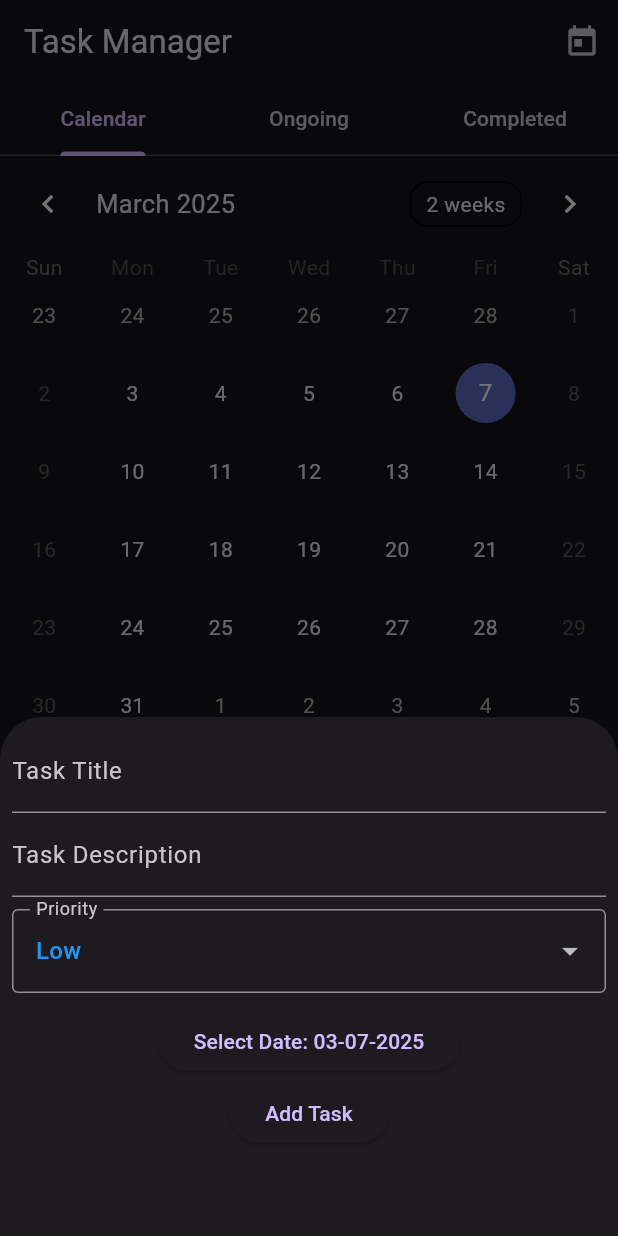
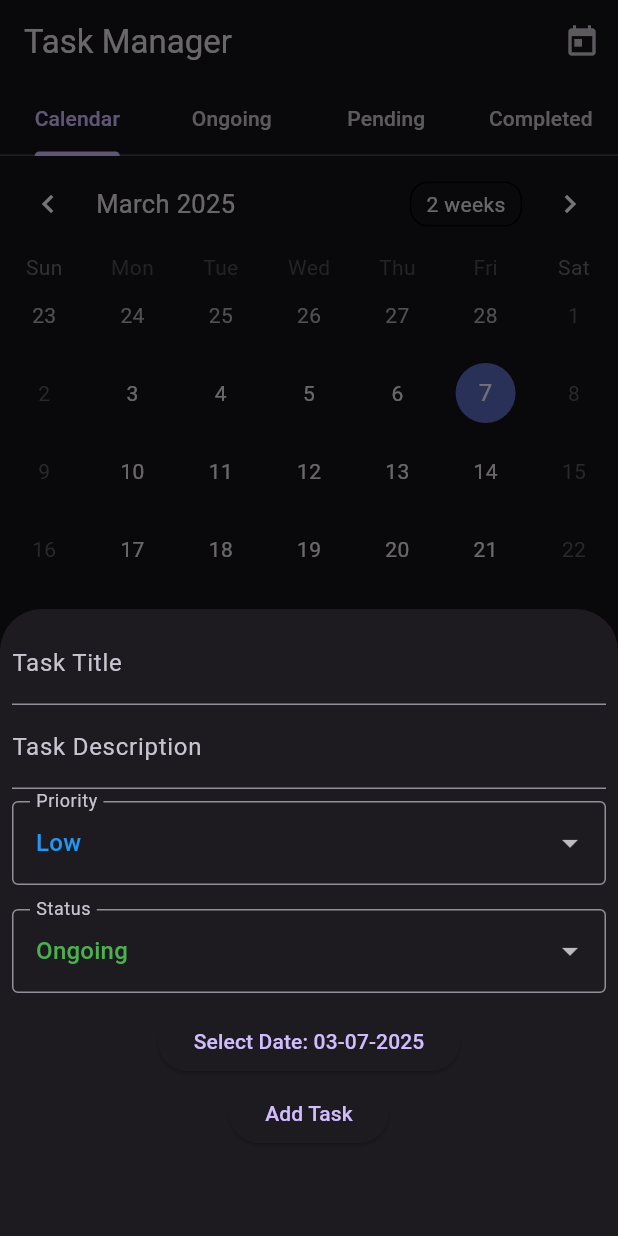
Before and after one commit to rchai12/calendarapp, a Flutter app: the screen it shows after launch, after a tap on the "add" icon, on a phone screen of 412 x 824 dp. Run offline on Flutter 3.47's test engine with Material 3 defaults, Android fonts, the phone set to English and light mode, and no system bars; drawn by our look-alikes of table_calendar.

Commit message:
made task status an enum, refactored code to fit the three status, still has bug with all dots showing on all dates when you select a date that has a task

```diff
--- a/lib/main.dart
+++ b/lib/main.dart
@@ -26,14 +26,35 @@ enum PriorityLabel {
   );
 }
 
+enum TaskStatus {
+  ongoing('Ongoing', Colors.green),
+  pending('Pending', Colors.limeAccent),
+  completed('Completed', Colors.blueGrey);
+
+  const TaskStatus(this.label, this.color);
+  final String label;
+  final Color color;
+
+  static final List<DropdownMenuEntry<TaskStatus>> entries = UnmodifiableListView<DropdownMenuEntry<TaskStatus>>(
+    values.map<DropdownMenuEntry<TaskStatus>>(
+      (TaskStatus status) => DropdownMenuEntry<TaskStatus>(
+        value: status,
+        label: status.label,
+        enabled: status.label != 'Grey',
+        style: MenuItemButton.styleFrom(foregroundColor: status.color),
+      ),
+    ),
+  );
+}
+
 class Task {
   String _title;
   String _description;
-  bool _status;
+  TaskStatus _status;
   PriorityLabel _priority = PriorityLabel.low;
   DateTime _date;
 
-  Task({required String title, required String description, bool status = false, required PriorityLabel priority, required DateTime date,})
+  Task({required String title, required String description, TaskStatus status = TaskStatus.ongoing, required PriorityLabel priority, required DateTime date,})
       : _title = title,
         _description = description,
         _status = status,
@@ -42,14 +63,14 @@ class Task {
 
   String get title => _title;
   String get description => _description;
-  bool get status => _status;
+  TaskStatus get status => _status;
   PriorityLabel get priority => _priority;
   DateTime get date => _date;
 
   void setTitle(String title) => _title = title;
   void setDescription(String description) => _description = description;
-  void toggleStatus() => _status = !_status;
   void setPriority(PriorityLabel priority) => _priority = priority;
+  void setStatus(TaskStatus status) => _status = status;
   void setDate(DateTime date) => _date = DateTime(date.year, date.month, date.day);
 }
 
@@ -77,11 +98,12 @@ class _TaskScreenState extends State<TaskScreen> with SingleTickerProviderStateM
   DateTime _date = DateTime(DateTime.now().year, DateTime.now().month, DateTime.now().day);
   late TabController _tabController;
   late Map<DateTime, List<Task>> _tasksByDate = {};
+  TaskStatus _selectedTaskStatus = TaskStatus.ongoing;
 
   @override
   void initState() {
     super.initState();
-    _tabController = TabController(length: 3, vsync: this);
+    _tabController = TabController(length: 4, vsync: this);
     _tasksByDate = {};
 
     _tabController.addListener(() {
@@ -97,6 +119,16 @@ class _TaskScreenState extends State<TaskScreen> with SingleTickerProviderStateM
     super.dispose();
   }
 
+  void _toggleTaskStatus(DateTime taskDate, int taskIndex) {
+    setState(() {
+      final taskList = _tasksByDate[taskDate];
+      if (taskList != null && taskIndex >= 0 && taskIndex < taskList.length) {
+        Task task = taskList[taskIndex];
+        task.setStatus(TaskStatus.values[(task.status.index + 1) % TaskStatus.values.length]);
+        _sortTasksByPriority(taskDate);
+      }
+    });
+  }
 
   void _selectDate(BuildContext context) async {
     final DateTime? picked = await showDatePicker(
@@ -190,6 +222,27 @@ class _TaskScreenState extends State<TaskScreen> with SingleTickerProviderStateM
                     ),
                   ),
                 ),
+                Padding(
+                  padding: const EdgeInsets.symmetric(vertical: 8.0),
+                  child: DropdownButtonFormField<TaskStatus>(
+                    value: _selectedTaskStatus,
+                    items: TaskStatus.values.map((TaskStatus status) {
+                      return DropdownMenuItem<TaskStatus>(
+                        value: status,
+                        child: Text(status.label, style: TextStyle(color: status.color)),
+                      );
+                    }).toList(),
+                    onChanged: (TaskStatus? newStatus) {
+                      setState(() {
+                        _selectedTaskStatus = newStatus!;
+                      });
+                    },
+                    decoration: InputDecoration(
+                      labelText: 'Status',
+                      border: OutlineInputBorder(),
+                    ),
+                  ),
+                ),
                 ElevatedButton(
                   onPressed: () => _selectDate(context),
                   child: Text('Select Date: ${DateFormat('MM-dd-yyyy').format(_date)}'),
@@ -225,16 +278,6 @@ class _TaskScreenState extends State<TaskScreen> with SingleTickerProviderStateM
     );
   }
 
-
-  void _toggleTaskStatus(DateTime taskDate, int taskIndex) {
-    setState(() {
-      final taskList = _tasksByDate[taskDate];
-      if (taskList != null && taskIndex >= 0 && taskIndex < taskList.length) {
-        taskList[taskIndex].toggleStatus();
-        _sortTasksByPriority(taskDate);
-      }
-    });
-  }
 
   void _deleteTask(DateTime taskDate, int taskIndex) {
     setState(() {
@@ -293,6 +336,27 @@ class _TaskScreenState extends State<TaskScreen> with SingleTickerProviderStateM
                     ),
                   ),
                 ),
+                Padding(
+                  padding: const EdgeInsets.symmetric(vertical: 8.0),
+                  child: DropdownButtonFormField<TaskStatus>(
+                    value: _selectedTaskStatus,
+                    items: TaskStatus.values.map((TaskStatus status) {
+                      return DropdownMenuItem<TaskStatus>(
+                        value: status,
+                        child: Text(status.label, style: TextStyle(color: status.color)),
+                      );
+                    }).toList(),
+                    onChanged: (TaskStatus? newStatus) {
+                      setState(() {
+                        _selectedTaskStatus = newStatus!;
+                      });
+                    },
+                    decoration: InputDecoration(
+                      labelText: 'Status',
+                      border: OutlineInputBorder(),
+                    ),
+                  ),
+                ),
                 ElevatedButton(
                   onPressed: () => _selectDate(context),
                   child: Text('Select Date: ${DateFormat('MM-dd-yyyy').format(_date)}'),
@@ -306,17 +370,13 @@ class _TaskScreenState extends State<TaskScreen> with SingleTickerProviderStateM
     );
   }
 
-  List<Task> _getTasksByStatus(bool isCompleted) {
-    return _tasksByDate[_date]?.where((task) => task.status == isCompleted).toList() ?? [];
-  }
-
   void _resetToToday() {
     setState(() {
       _date = DateTime(DateTime.now().year, DateTime.now().month, DateTime.now().day);
     });
   }
 
-  List<Task> _getAllTasksByStatus(bool isCompleted) {
+  List<Task> _getAllTasksByStatus(TaskStatus isCompleted) {
     List<Task> allTasks = [];
     _tasksByDate.forEach((date, tasks) {
       allTasks.addAll(tasks.where((task) => task.status == isCompleted));
@@ -324,11 +384,17 @@ class _TaskScreenState extends State<TaskScreen> with SingleTickerProviderStateM
     return allTasks;
   }
 
+  List<Task> _getAllNotCompletedTasks(TaskStatus isCompleted) {
+    return _tasksByDate[_date]?.where((task) => task.status != isCompleted).toList() ?? [];
+  }
+
+
   @override
   Widget build(BuildContext context) {
-    var ongoingTasks = _getTasksByStatus(false);
-    final completedTasks = _getAllTasksByStatus(true);
-    final allOngoingTasks = _getAllTasksByStatus(false);
+    var goingTasks = _getAllNotCompletedTasks(TaskStatus.completed);
+    final completedTasks = _getAllTasksByStatus(TaskStatus.completed);
+    final allOngoingTasks = _getAllTasksByStatus(TaskStatus.ongoing);
+    final allPendingTasks = _getAllTasksByStatus(TaskStatus.pending);
 
     return Scaffold(
       appBar: AppBar(
@@ -344,6 +410,7 @@ class _TaskScreenState extends State<TaskScreen> with SingleTickerProviderStateM
           tabs: [
             Tab(text: 'Calendar'),
             Tab(text: 'Ongoing'),
+            Tab(text: 'Pending'),
             Tab(text: 'Completed'),
           ],
         ),
@@ -365,9 +432,8 @@ class _TaskScreenState extends State<TaskScreen> with SingleTickerProviderStateM
                 },
                 calendarBuilders: CalendarBuilders(
                   markerBuilder: (context, date, events) {
-                    final localDate = DateTime(date.year, date.month, date.day);
-                    ongoingTasks = _tasksByDate[localDate]?.where((task) => !task.status).toList() ?? [];
-                    if (ongoingTasks?.isNotEmpty ?? false) {
+                    goingTasks = _tasksByDate[_date]?.where((task) => task.status != TaskStatus.completed).toList() ?? [];
+                    if (goingTasks?.isNotEmpty ?? false) {
                       return Positioned(
                         bottom: 1,
                         child: CircleAvatar(
@@ -382,13 +448,13 @@ class _TaskScreenState extends State<TaskScreen> with SingleTickerProviderStateM
               ),
               Expanded(
                 child: ListView.builder(
-                  itemCount: ongoingTasks.length,
+                  itemCount: goingTasks.length,
                   itemBuilder: (context, index) {
-                    final task = ongoingTasks[index];
+                    final task = goingTasks[index];
                     return ListTile(
                       onTap: () => _editTask(task),
                       leading: IconButton(
-                        icon: Icon(task.status ? Icons.radio_button_checked : Icons.radio_button_unchecked),
+                        icon: Icon(task.status != TaskStatus.completed ? Icons.radio_button_checked : Icons.radio_button_unchecked),
                         onPressed: () => _toggleTaskStatus(_date, index),
                       ),
                       title: Text(task.title),
@@ -408,7 +474,22 @@ class _TaskScreenState extends State<TaskScreen> with SingleTickerProviderStateM
               return ListTile(
                 onTap: () => _editTask(task),
                 leading: IconButton(
-                  icon: Icon(task.status ? Icons.radio_button_checked : Icons.radio_button_unchecked),
+                  icon: Icon(task.status == TaskStatus.ongoing ? Icons.radio_button_checked : Icons.radio_button_unchecked),
+                  onPressed: () => _toggleTaskStatus(task.date, _tasksByDate[task.date]?.indexOf(task) ?? -1),
+                ),
+                title: Text(task.title),
+                subtitle: Text('Priority: ${task.priority.label}\t\t Due: ${DateFormat('MM-dd-yyyy').format(task.date)}', style: TextStyle(color: task.priority.color)),
+              );
+            },
+          ),
+          ListView.builder(
+            itemCount: allPendingTasks.length,
+            itemBuilder: (context, index) {
+              final task = allPendingTasks[index];
+              return ListTile(
+                onTap: () => _editTask(task),
+                leading: IconButton(
+                  icon: Icon(task.status == TaskStatus.pending ? Icons.radio_button_checked : Icons.radio_button_unchecked),
                   onPressed: () => _toggleTaskStatus(task.date, _tasksByDate[task.date]?.indexOf(task) ?? -1),
                 ),
                 title: Text(task.title),
```
